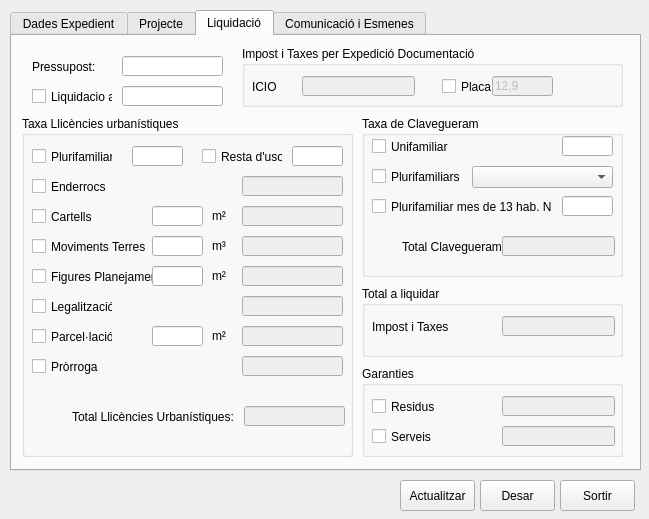
This is src/exp_om.ui in daviderill/expedients as Qt 5 draws it before an edit. The edited form follows.
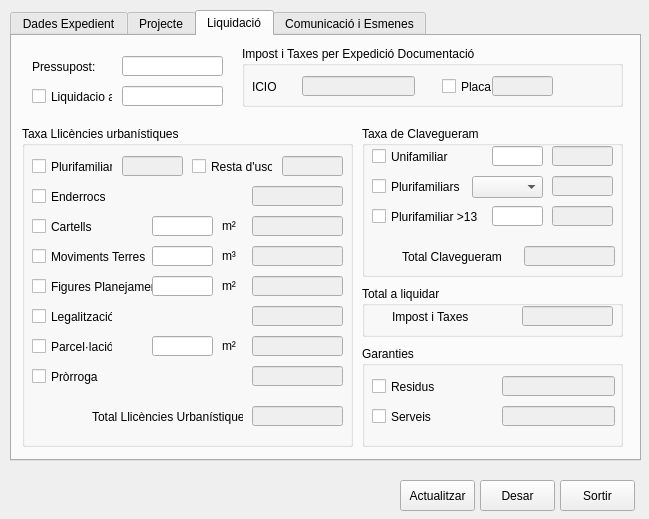
This is the edited form.

Commit message: Tab 'Liquidació': 'Llicències urbanístiques'

```diff
--- a/src/exp_om.ui
+++ b/src/exp_om.ui
@@ -19,7 +19,7 @@
      <x>10</x>
      <y>10</y>
      <width>631</width>
-     <height>461</height>
+     <height>451</height>
     </rect>
    </property>
    <property name="tabPosition">
@@ -969,7 +969,7 @@
        </rect>
       </property>
       <property name="text">
-       <string>12,9</string>
+       <string/>
       </property>
       <property name="maxLength">
        <number>15</number>
@@ -1012,20 +1012,23 @@
      <property name="geometry">
       <rect>
        <x>10</x>
-       <y>80</y>
+       <y>90</y>
        <width>331</width>
-       <height>341</height>
+       <height>321</height>
       </rect>
      </property>
      <property name="title">
       <string>Taxa Llicències urbanístiques</string>
      </property>
-     <widget class="QLineEdit" name="txtPlur">
+     <widget class="QLineEdit" name="txtPlu">
+      <property name="enabled">
+       <bool>false</bool>
+      </property>
       <property name="geometry">
        <rect>
-        <x>110</x>
+        <x>100</x>
         <y>30</y>
-        <width>51</width>
+        <width>61</width>
         <height>20</height>
        </rect>
       </property>
@@ -1042,9 +1045,9 @@
       </property>
       <property name="geometry">
        <rect>
-        <x>220</x>
+        <x>230</x>
         <y>60</y>
-        <width>101</width>
+        <width>91</width>
         <height>20</height>
        </rect>
       </property>
@@ -1055,15 +1058,15 @@
        <number>15</number>
       </property>
      </widget>
-     <widget class="QLineEdit" name="txtMov_2">
+     <widget class="QLineEdit" name="txtMov">
       <property name="enabled">
        <bool>false</bool>
       </property>
       <property name="geometry">
        <rect>
-        <x>220</x>
+        <x>230</x>
         <y>120</y>
-        <width>101</width>
+        <width>91</width>
         <height>20</height>
        </rect>
       </property>
@@ -1074,15 +1077,15 @@
        <number>15</number>
       </property>
      </widget>
-     <widget class="QLineEdit" name="txtFig_2">
+     <widget class="QLineEdit" name="txtFig">
       <property name="enabled">
        <bool>false</bool>
       </property>
       <property name="geometry">
        <rect>
-        <x>220</x>
+        <x>230</x>
         <y>150</y>
-        <width>101</width>
+        <width>91</width>
         <height>20</height>
        </rect>
       </property>
@@ -1099,9 +1102,9 @@
       </property>
       <property name="geometry">
        <rect>
-        <x>220</x>
+        <x>230</x>
         <y>240</y>
-        <width>101</width>
+        <width>91</width>
         <height>20</height>
        </rect>
       </property>
@@ -1112,15 +1115,15 @@
        <number>15</number>
       </property>
      </widget>
-     <widget class="QLineEdit" name="txtPar_2">
+     <widget class="QLineEdit" name="txtPar">
       <property name="enabled">
        <bool>false</bool>
       </property>
       <property name="geometry">
        <rect>
-        <x>220</x>
+        <x>230</x>
         <y>210</y>
-        <width>101</width>
+        <width>91</width>
         <height>20</height>
        </rect>
       </property>
@@ -1137,9 +1140,9 @@
       </property>
       <property name="geometry">
        <rect>
-        <x>220</x>
+        <x>230</x>
         <y>180</y>
-        <width>101</width>
+        <width>91</width>
         <height>20</height>
        </rect>
       </property>
@@ -1231,7 +1234,7 @@
      <widget class="QCheckBox" name="chkRes">
       <property name="geometry">
        <rect>
-        <x>180</x>
+        <x>170</x>
         <y>30</y>
         <width>81</width>
         <height>21</height>
@@ -1255,11 +1258,14 @@
       </property>
      </widget>
      <widget class="QLineEdit" name="txtRes">
+      <property name="enabled">
+       <bool>false</bool>
+      </property>
       <property name="geometry">
        <rect>
-        <x>270</x>
+        <x>260</x>
         <y>30</y>
-        <width>51</width>
+        <width>61</width>
         <height>20</height>
        </rect>
       </property>
@@ -1276,9 +1282,9 @@
       </property>
       <property name="geometry">
        <rect>
-        <x>220</x>
+        <x>230</x>
         <y>90</y>
-        <width>101</width>
+        <width>91</width>
         <height>20</height>
        </rect>
       </property>
@@ -1307,7 +1313,7 @@
        <rect>
         <x>130</x>
         <y>90</y>
-        <width>51</width>
+        <width>61</width>
         <height>20</height>
        </rect>
       </property>
@@ -1321,7 +1327,7 @@
      <widget class="QLabel" name="lblNumExp_86">
       <property name="geometry">
        <rect>
-        <x>190</x>
+        <x>200</x>
         <y>90</y>
         <width>21</width>
         <height>21</height>
@@ -1334,7 +1340,7 @@
      <widget class="QLabel" name="lblNumExp_97">
       <property name="geometry">
        <rect>
-        <x>190</x>
+        <x>200</x>
         <y>210</y>
         <width>21</width>
         <height>21</height>
@@ -1344,12 +1350,12 @@
        <string>&lt;html&gt;&lt;head/&gt;&lt;body&gt;&lt;p&gt;m²&lt;/p&gt;&lt;/body&gt;&lt;/html&gt;</string>
       </property>
      </widget>
-     <widget class="QLineEdit" name="txtPar">
+     <widget class="QLineEdit" name="txtParM">
       <property name="geometry">
        <rect>
         <x>130</x>
         <y>210</y>
-        <width>51</width>
+        <width>61</width>
         <height>20</height>
        </rect>
       </property>
@@ -1360,12 +1366,12 @@
        <number>15</number>
       </property>
      </widget>
-     <widget class="QLineEdit" name="txtFig">
+     <widget class="QLineEdit" name="txtFigM">
       <property name="geometry">
        <rect>
         <x>130</x>
         <y>150</y>
-        <width>51</width>
+        <width>61</width>
         <height>20</height>
        </rect>
       </property>
@@ -1379,7 +1385,7 @@
      <widget class="QLabel" name="lblNumExp_98">
       <property name="geometry">
        <rect>
-        <x>190</x>
+        <x>200</x>
         <y>150</y>
         <width>21</width>
         <height>21</height>
@@ -1392,7 +1398,7 @@
      <widget class="QLabel" name="lblNumExp_99">
       <property name="geometry">
        <rect>
-        <x>190</x>
+        <x>200</x>
         <y>120</y>
         <width>21</width>
         <height>21</height>
@@ -1402,12 +1408,12 @@
        <string>&lt;html&gt;&lt;head/&gt;&lt;body&gt;&lt;p&gt;m³&lt;/p&gt;&lt;/body&gt;&lt;/html&gt;</string>
       </property>
      </widget>
-     <widget class="QLineEdit" name="txtMov">
+     <widget class="QLineEdit" name="txtMovM">
       <property name="geometry">
        <rect>
         <x>130</x>
         <y>120</y>
-        <width>51</width>
+        <width>61</width>
         <height>20</height>
        </rect>
       </property>
@@ -1424,9 +1430,9 @@
       </property>
       <property name="geometry">
        <rect>
-        <x>222</x>
-        <y>290</y>
-        <width>101</width>
+        <x>230</x>
+        <y>280</y>
+        <width>91</width>
         <height>20</height>
        </rect>
       </property>
@@ -1440,9 +1446,9 @@
      <widget class="QLabel" name="lblTot_2">
       <property name="geometry">
        <rect>
-        <x>50</x>
-        <y>290</y>
-        <width>171</width>
+        <x>70</x>
+        <y>280</y>
+        <width>151</width>
         <height>21</height>
        </rect>
       </property>
@@ -1455,20 +1461,23 @@
      <property name="geometry">
       <rect>
        <x>350</x>
-       <y>80</y>
+       <y>90</y>
        <width>261</width>
-       <height>161</height>
+       <height>151</height>
       </rect>
      </property>
      <property name="title">
       <string>Taxa de Clavegueram</string>
      </property>
-     <widget class="QLineEdit" name="txtUni">
+     <widget class="QLineEdit" name="txtClavUni">
+      <property name="enabled">
+       <bool>false</bool>
+      </property>
       <property name="geometry">
        <rect>
-        <x>200</x>
+        <x>190</x>
         <y>20</y>
-        <width>51</width>
+        <width>61</width>
         <height>20</height>
        </rect>
       </property>
@@ -1526,17 +1535,20 @@
        <rect>
         <x>110</x>
         <y>50</y>
-        <width>141</width>
+        <width>71</width>
         <height>22</height>
        </rect>
       </property>
      </widget>
-     <widget class="QLineEdit" name="txtMes">
+     <widget class="QLineEdit" name="txtClavMes">
+      <property name="enabled">
+       <bool>false</bool>
+      </property>
       <property name="geometry">
        <rect>
-        <x>200</x>
+        <x>190</x>
         <y>80</y>
-        <width>51</width>
+        <width>61</width>
         <height>20</height>
        </rect>
       </property>
@@ -1557,7 +1569,7 @@
        </rect>
       </property>
       <property name="text">
-       <string>Plurifamiliar mes de 13 hab. N:</string>
+       <string>Plurifamiliar &gt;13</string>
       </property>
      </widget>
      <widget class="QLabel" name="lblNumExp_79">
@@ -1595,9 +1607,9 @@
       </property>
       <property name="geometry">
        <rect>
-        <x>140</x>
+        <x>162</x>
         <y>120</y>
-        <width>113</width>
+        <width>91</width>
         <height>20</height>
        </rect>
       </property>
@@ -1650,6 +1662,57 @@
        <string>Total Clavegueram</string>
       </property>
      </widget>
+     <widget class="QLineEdit" name="txtClavPlu">
+      <property name="enabled">
+       <bool>false</bool>
+      </property>
+      <property name="geometry">
+       <rect>
+        <x>190</x>
+        <y>50</y>
+        <width>61</width>
+        <height>20</height>
+       </rect>
+      </property>
+      <property name="text">
+       <string/>
+      </property>
+      <property name="maxLength">
+       <number>5</number>
+      </property>
+     </widget>
+     <widget class="QLineEdit" name="txtClavMesN">
+      <property name="geometry">
+       <rect>
+        <x>130</x>
+        <y>80</y>
+        <width>51</width>
+        <height>20</height>
+       </rect>
+      </property>
+      <property name="text">
+       <string/>
+      </property>
+      <property name="maxLength">
+       <number>5</number>
+      </property>
+     </widget>
+     <widget class="QLineEdit" name="txtClavUniN">
+      <property name="geometry">
+       <rect>
+        <x>130</x>
+        <y>20</y>
+        <width>51</width>
+        <height>20</height>
+       </rect>
+      </property>
+      <property name="text">
+       <string/>
+      </property>
+      <property name="maxLength">
+       <number>5</number>
+      </property>
+     </widget>
     </widget>
     <widget class="QGroupBox" name="gbTot">
      <property name="geometry">
@@ -1657,7 +1720,7 @@
        <x>350</x>
        <y>250</y>
        <width>261</width>
-       <height>71</height>
+       <height>51</height>
       </rect>
      </property>
      <property name="title">
@@ -1743,9 +1806,9 @@
       </property>
       <property name="geometry">
        <rect>
-        <x>140</x>
-        <y>30</y>
-        <width>113</width>
+        <x>160</x>
+        <y>20</y>
+        <width>91</width>
         <height>20</height>
        </rect>
       </property>
@@ -1759,9 +1822,9 @@
      <widget class="QLabel" name="lblTot">
       <property name="geometry">
        <rect>
-        <x>10</x>
-        <y>30</y>
-        <width>111</width>
+        <x>30</x>
+        <y>20</y>
+        <width>81</width>
         <height>21</height>
        </rect>
       </property>
@@ -1803,9 +1866,9 @@
      <property name="geometry">
       <rect>
        <x>350</x>
-       <y>330</y>
+       <y>310</y>
        <width>261</width>
-       <height>91</height>
+       <height>101</height>
       </rect>
      </property>
      <property name="title">
```
Left out of the diff: 54 changed lines with no effect on the pictures. The commit also changes 2 other files.
